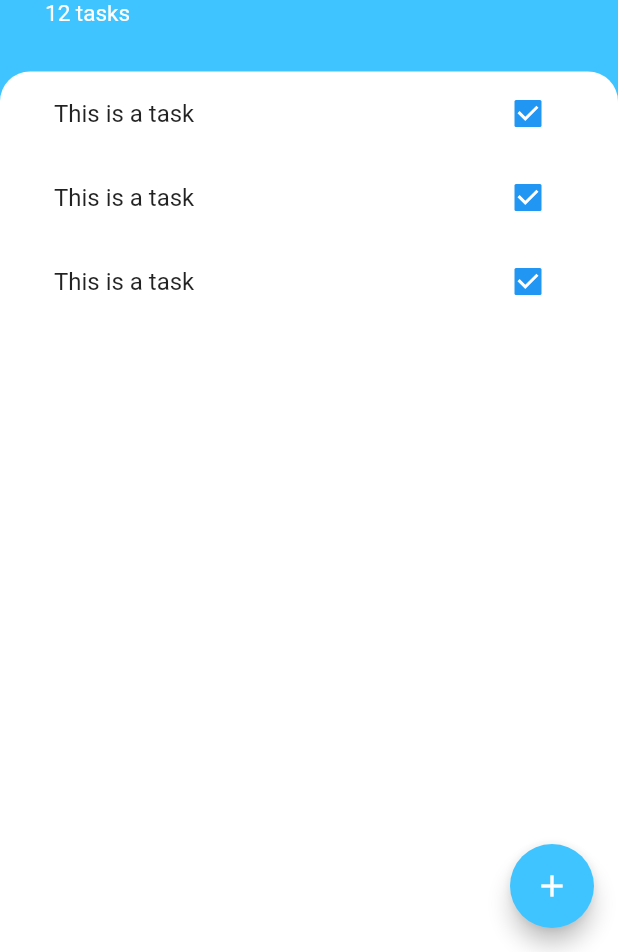
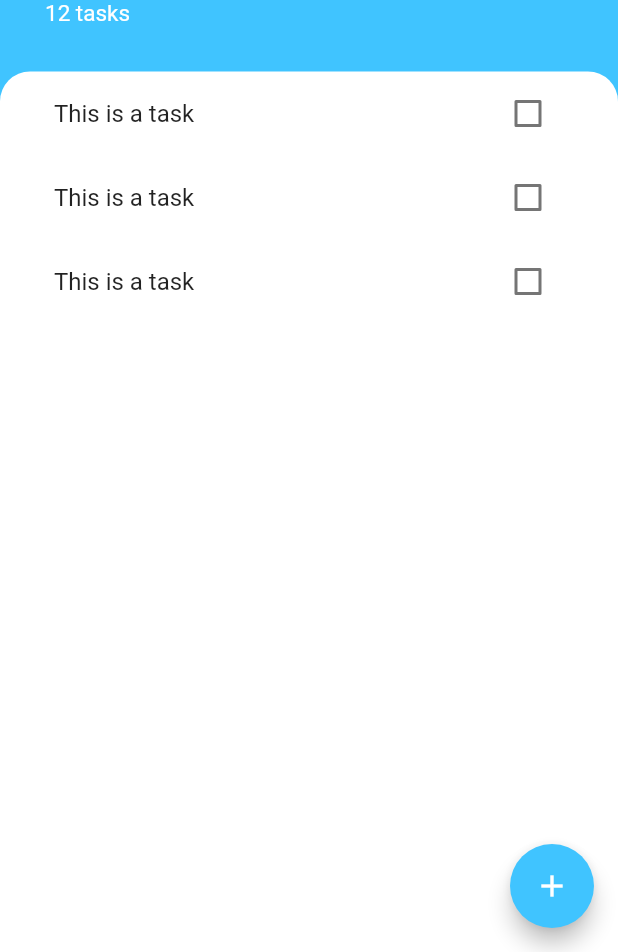
Before and after one commit to Ali-Abbas-Jumaa/flutter-todo, a Flutter app: the screen it shows after launch, on a phone screen of 412 x 824 dp, the part 284-1236 px from its top. Run offline on Flutter 3.47's test engine with Material 2 defaults, Android fonts, the phone set to English and light mode, and no system bars.

Commit message:
checkbox funcionality & text linethrough decoration

```diff
--- a/lib/widgets/task_tile.dart
+++ b/lib/widgets/task_tile.dart
@@ -1,11 +1,45 @@
 import 'package:flutter/material.dart';
 
-class TaskTile extends StatelessWidget {
+class TaskTile extends StatefulWidget {
+  @override
+  _TaskTileState createState() => _TaskTileState();
+}
+
+class _TaskTileState extends State<TaskTile> {
+  bool isChecked = false;
+
   @override
   Widget build(BuildContext context) {
     return ListTile(
-      title: Text("This is a task"),
-      trailing: Checkbox(value: true, onChanged: (value) {}),
+      title: Text(
+        "This is a task",
+        style: TextStyle(
+          decoration: isChecked ? TextDecoration.lineThrough : null,
+        ),
+      ),
+      trailing: TaskCheckBox(
+        checkedState: isChecked,
+        toggleCheckbox: (value) {
+          setState(() {
+            isChecked = value;
+          });
+        },
+      ),
     );
   }
 }
+
+class TaskCheckBox extends StatelessWidget {
+  final bool checkedState;
+  final Function toggleCheckbox;
+
+  TaskCheckBox({this.checkedState, this.toggleCheckbox});
+  @override
+  Widget build(BuildContext context) {
+    return Checkbox(
+      value: checkedState,
+      activeColor: Colors.lightBlueAccent,
+      onChanged: toggleCheckbox,
+    );
+  }
+}
```
